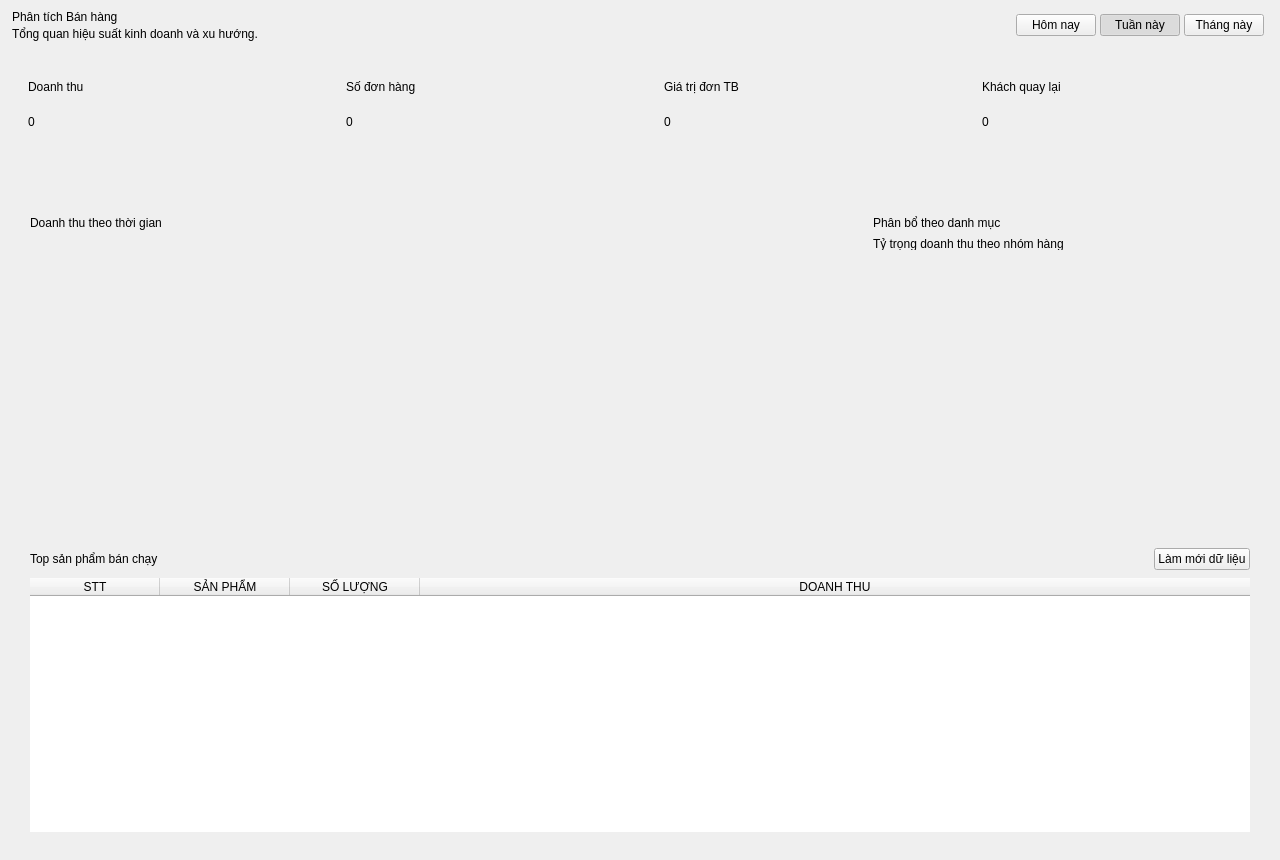
This is src/gui/tabs/analytics.ui in letrankhang/Supermarket_Manager as Qt 5 draws it before an edit. The edited form follows.
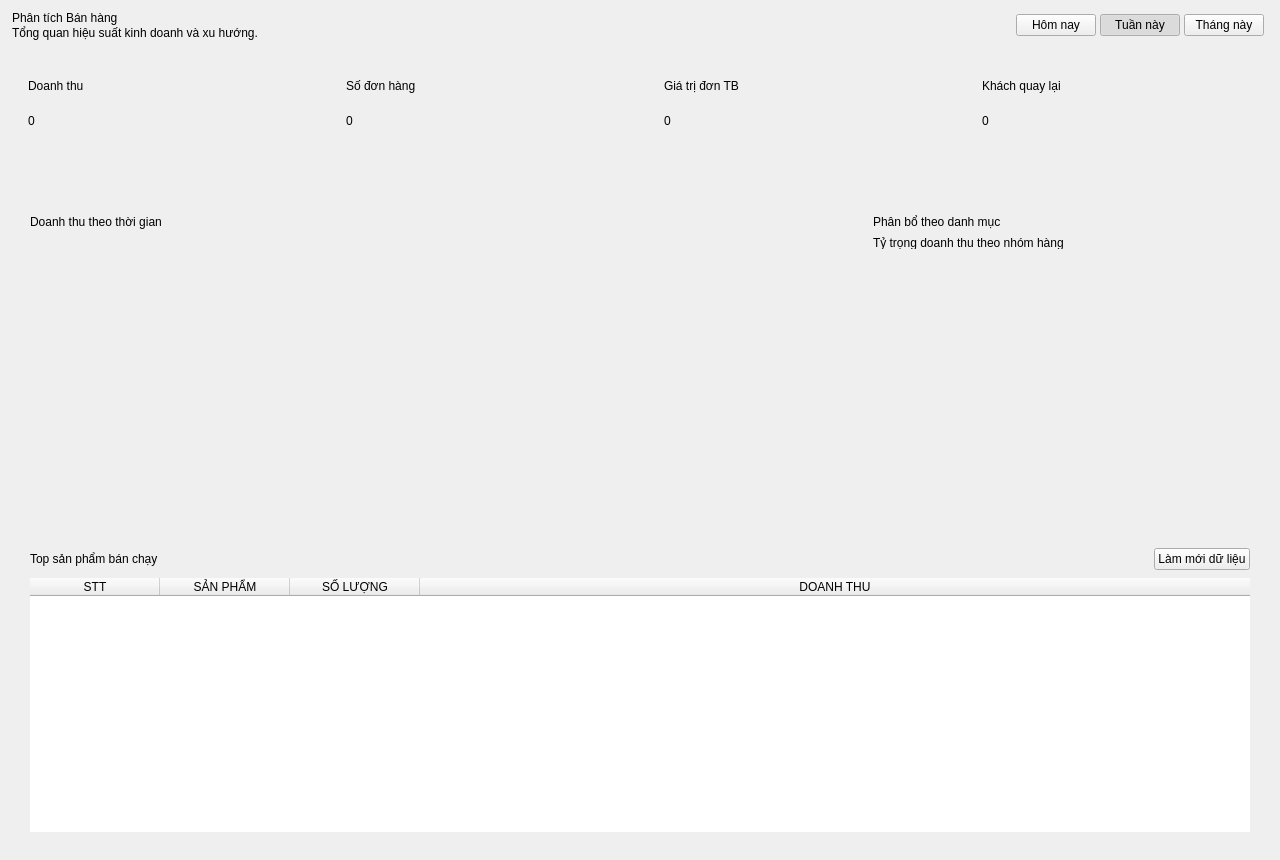
This is the edited form. Icons and pictures are not drawn.

```diff
--- a/src/gui/tabs/analytics.ui
+++ b/src/gui/tabs/analytics.ui
@@ -823,7 +823,7 @@
      <item>
       <layout class="QVBoxLayout" name="titleLayout">
        <property name="spacing">
-        <number>3</number>
+        <number>0</number>
        </property>
        <item>
         <widget class="QLabel" name="lblTitle">
@@ -1568,8 +1568,8 @@
             <rect>
              <x>0</x>
              <y>0</y>
-             <width>280</width>
-             <height>200</height>
+             <width>375</width>
+             <height>216</height>
             </rect>
            </property>
            <layout class="QVBoxLayout" name="containerCategoryList">
```
